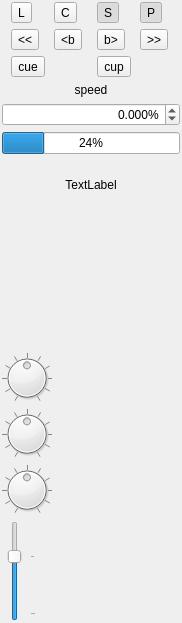
Old version of the form app/playerview.ui in the repository x37v/datajockey.
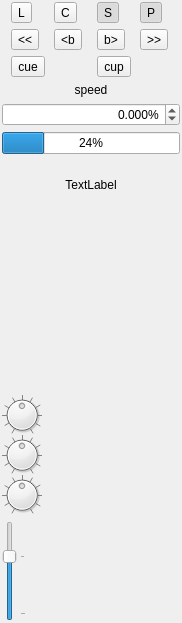
New version of the form. Custom widgets are drawn as their Qt base class.

Commit message: made eq dials smaller

The edit to the form file:
```diff
--- a/app/playerview.ui
+++ b/app/playerview.ui
@@ -254,12 +254,27 @@
    </item>
    <item row="3" column="0">
     <layout class="QVBoxLayout" name="verticalLayout">
+     <property name="spacing">
+      <number>0</number>
+     </property>
      <item>
       <widget class="QDial" name="eqHigh">
+       <property name="sizePolicy">
+        <sizepolicy hsizetype="Preferred" vsizetype="Preferred">
+         <horstretch>0</horstretch>
+         <verstretch>0</verstretch>
+        </sizepolicy>
+       </property>
+       <property name="minimumSize">
+        <size>
+         <width>40</width>
+         <height>40</height>
+        </size>
+       </property>
        <property name="maximumSize">
         <size>
-         <width>50</width>
-         <height>50</height>
+         <width>40</width>
+         <height>40</height>
         </size>
        </property>
        <property name="minimum">
@@ -295,8 +310,8 @@
        </property>
        <property name="maximumSize">
         <size>
-         <width>50</width>
-         <height>50</height>
+         <width>40</width>
+         <height>40</height>
         </size>
        </property>
        <property name="minimum">
@@ -332,8 +347,8 @@
        </property>
        <property name="maximumSize">
         <size>
-         <width>50</width>
-         <height>50</height>
+         <width>40</width>
+         <height>40</height>
         </size>
        </property>
        <property name="minimum">
```
